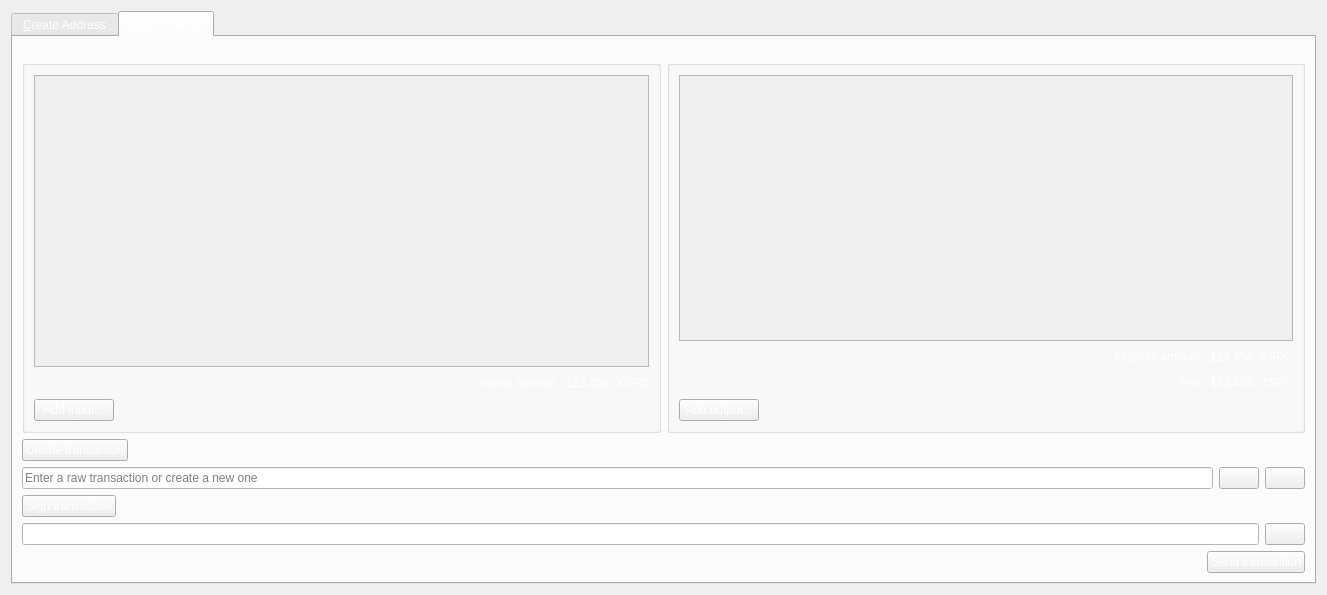
Old version of the form src/qt/forms/multisigdialog.ui in the repository SpectreSecurityCoin/SpectreSecurityCoin.
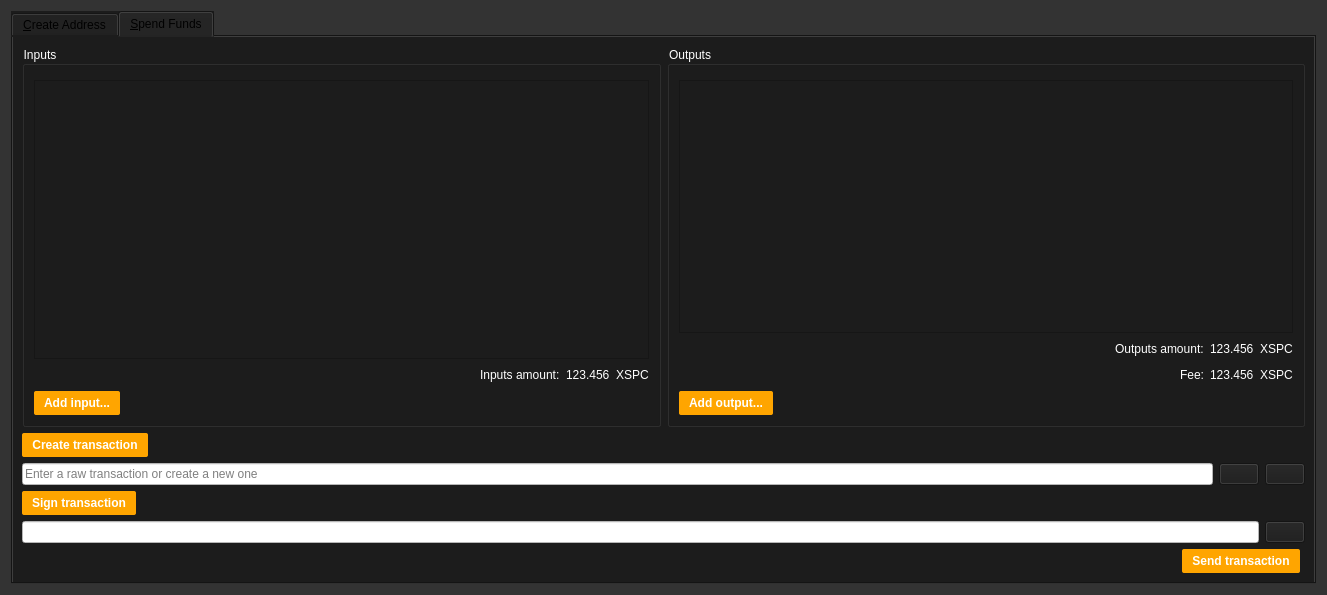
New version of the form. The open tabs and pages were chosen to show the change. Icons and pictures are not drawn.

```diff
--- a/src/qt/forms/multisigdialog.ui
+++ b/src/qt/forms/multisigdialog.ui
@@ -13,11 +13,14 @@
   <property name="windowTitle">
    <string>Multisig</string>
   </property>
+  <property name="styleSheet">
+   <string notr="true">background-color:rgb(51, 51, 51);</string>
+  </property>
   <layout class="QVBoxLayout" name="verticalLayout_2">
    <item>
     <widget class="QTabWidget" name="tabWidget">
      <property name="styleSheet">
-      <string notr="true">color: rgb(255, 255, 255);</string>
+      <string notr="true">background-color:rgb(28, 28, 28);</string>
      </property>
      <property name="currentIndex">
       <number>0</number>
@@ -310,10 +313,16 @@
           <layout class="QHBoxLayout" name="horizontalLayout_4">
            <item>
             <widget class="QGroupBox" name="inputsBox">
+             <property name="styleSheet">
+              <string notr="true">color: rgb(255, 255, 255);</string>
+             </property>
              <property name="title">
               <string>Inputs</string>
              </property>
              <layout class="QVBoxLayout" name="verticalLayout_6">
+              <property name="topMargin">
+               <number>14</number>
+              </property>
               <item>
                <widget class="QScrollArea" name="scrollArea_2">
                 <property name="minimumSize">
@@ -331,7 +340,7 @@
                    <x>0</x>
                    <y>0</y>
                    <width>611</width>
-                   <height>242</height>
+                   <height>243</height>
                   </rect>
                  </property>
                  <layout class="QVBoxLayout" name="verticalLayout_4">
@@ -400,6 +409,16 @@
                <layout class="QHBoxLayout" name="horizontalLayout_5">
                 <item>
                  <widget class="QPushButton" name="addInputButton">
+                  <property name="styleSheet">
+                   <string notr="true">background-color: rgb(255, 165, 0); 
+padding:2px 0px;
+font: 75 10pt 'Ubuntu';
+font-weight:bold; 
+border-radius:2px; 
+padding:5px 10px;
+color: rgb(255, 255, 255);
+margin:0px 5px 0px 0px;</string>
+                  </property>
                   <property name="text">
                    <string>Add input...</string>
                   </property>
@@ -429,10 +448,16 @@
            </item>
            <item>
             <widget class="QGroupBox" name="outputsBox">
+             <property name="styleSheet">
+              <string notr="true">color: rgb(255, 255, 255);</string>
+             </property>
              <property name="title">
               <string>Outputs</string>
              </property>
              <layout class="QVBoxLayout" name="verticalLayout_7">
+              <property name="topMargin">
+               <number>14</number>
+              </property>
               <item>
                <widget class="QScrollArea" name="scrollArea_3">
                 <property name="minimumSize">
@@ -450,7 +475,7 @@
                    <x>0</x>
                    <y>0</y>
                    <width>610</width>
-                   <height>214</height>
+                   <height>215</height>
                   </rect>
                  </property>
                  <layout class="QVBoxLayout" name="verticalLayout_5">
@@ -557,6 +582,16 @@
                <layout class="QHBoxLayout" name="horizontalLayout_8">
                 <item>
                  <widget class="QPushButton" name="addOutputButton">
+                  <property name="styleSheet">
+                   <string notr="true">background-color: rgb(255, 165, 0); 
+padding:2px 0px;
+font: 75 10pt 'Ubuntu';
+font-weight:bold; 
+border-radius:2px; 
+padding:5px 10px;
+color: rgb(255, 255, 255);
+margin:0px 5px 0px 0px;</string>
+                  </property>
                   <property name="text">
                    <string>Add output...</string>
                   </property>
@@ -590,6 +625,16 @@
           <layout class="QHBoxLayout" name="horizontalLayout_9">
            <item>
             <widget class="QPushButton" name="createTransactionButton">
+             <property name="styleSheet">
+              <string notr="true">background-color: rgb(255, 165, 0); 
+padding:2px 0px;
+font: 75 10pt 'Ubuntu';
+font-weight:bold; 
+border-radius:2px; 
+padding:5px 10px;
+color: rgb(255, 255, 255);
+margin:0px 5px 0px 0px;</string>
+             </property>
              <property name="text">
               <string>Create transaction</string>
              </property>
@@ -676,6 +721,16 @@
           <layout class="QHBoxLayout" name="horizontalLayout_11">
            <item>
             <widget class="QPushButton" name="signTransactionButton">
+             <property name="styleSheet">
+              <string notr="true">background-color: rgb(255, 165, 0); 
+padding:2px 0px;
+font: 75 10pt 'Ubuntu';
+font-weight:bold; 
+border-radius:2px; 
+padding:5px 10px;
+color: rgb(255, 255, 255);
+margin:0px 5px 0px 0px;</string>
+             </property>
              <property name="text">
               <string>Sign transaction</string>
              </property>
@@ -766,6 +821,16 @@
            </item>
            <item>
             <widget class="QPushButton" name="sendTransactionButton">
+             <property name="styleSheet">
+              <string notr="true">background-color: rgb(255, 165, 0); 
+padding:2px 0px;
+font: 75 10pt 'Ubuntu';
+font-weight:bold; 
+border-radius:2px; 
+padding:5px 10px;
+color: rgb(255, 255, 255);
+margin:0px 5px 0px 0px;</string>
+             </property>
              <property name="text">
               <string>Send transaction</string>
              </property>
```
Left out of the diff: 48 changed lines with no effect on the pictures.
